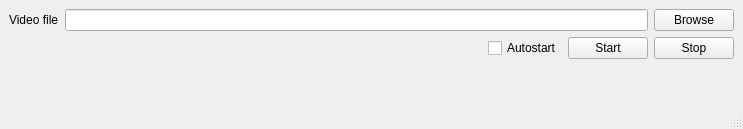
First picture: the form in gui.ui, repository ghostlexly/gpu-video-wallpaper, before the edit.
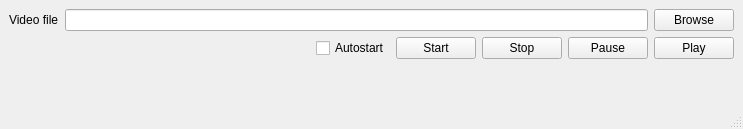
Second picture: the form after the edit.

Commit message:
Play and Pause Controls
Adds the ability to use a socket to mpv to control playback. Such as pause and play. Fixes location of xwinwrap as being referenced in users local bin directory.

```diff
--- a/gui.ui
+++ b/gui.ui
@@ -84,6 +84,26 @@
         </property>
        </widget>
       </item>
+      <item>
+       <widget class="QPushButton" name="button_pause">
+        <property name="toolTip">
+         <string>&lt;html&gt;&lt;head/&gt;&lt;body&gt;&lt;p&gt;Pauses video wallpaper playback.&lt;/p&gt;&lt;/body&gt;&lt;/html&gt;</string>
+        </property>
+        <property name="text">
+         <string>Pause</string>
+        </property>
+       </widget>
+      </item>
+      <item>
+       <widget class="QPushButton" name="button_play">
+        <property name="toolTip">
+         <string>&lt;html&gt;&lt;head/&gt;&lt;body&gt;&lt;p&gt;Resumes video wallpaper playback.&lt;/p&gt;&lt;/body&gt;&lt;/html&gt;</string>
+        </property>
+        <property name="text">
+         <string>Play</string>
+        </property>
+       </widget>
+      </item>
      </layout>
     </item>
     <item row="2" column="0">
```
The commit also changes 4 other files.
